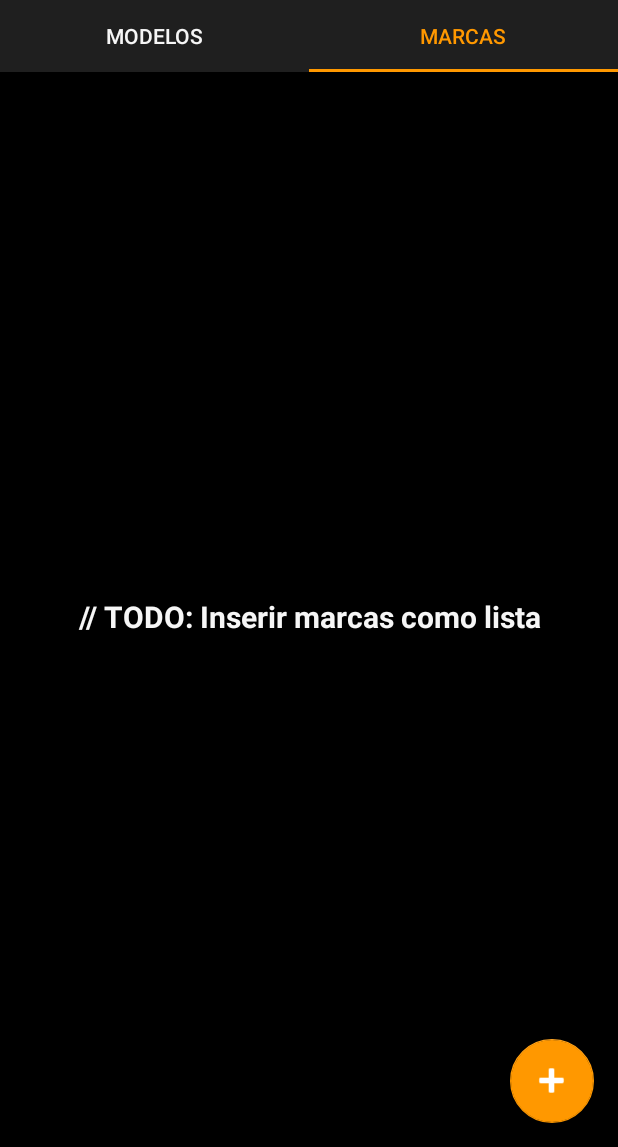
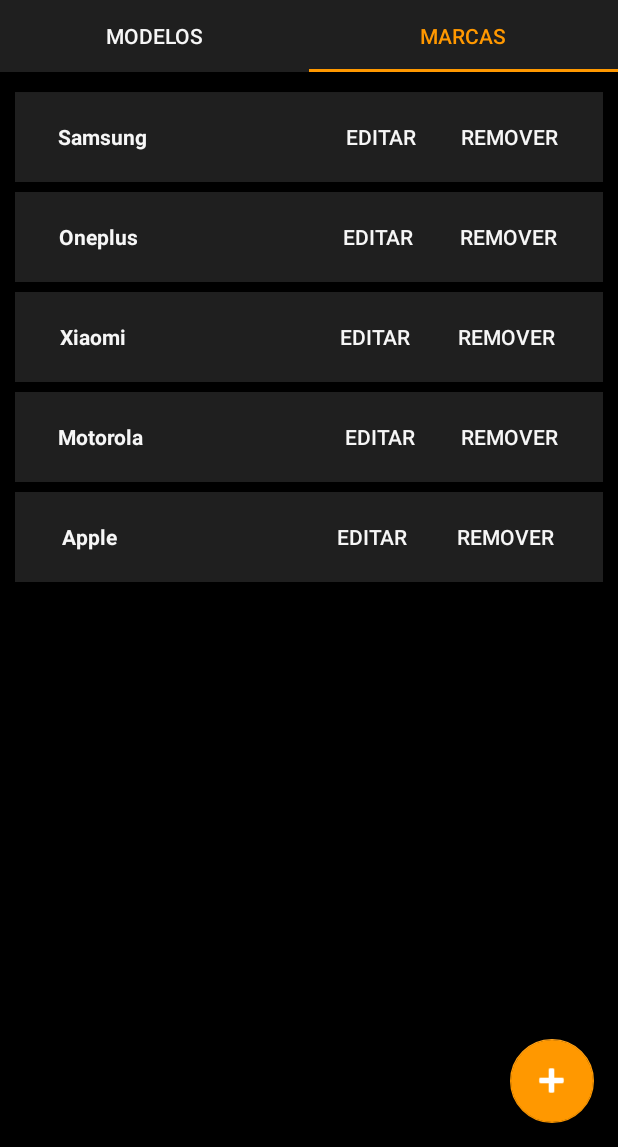
Before and after one commit to pedromihael/cellphonedatabase, an Android app: the screen it shows after launch (MainActivity), tab 2 chosen, on a phone screen of 412 x 824 dp, the part 89-1236 px from its top. Run offline under Robolectric (Android 15) with nearby library versions, the phone set to English and light mode, and no system bars.

Commit message:
update adapter to render brands card list

```diff
--- a/app/src/main/java/com/pedromihael/cellphonedatabase/Brand.java
+++ /dev/null
@@ -1,21 +0,0 @@
-package com.pedromihael.cellphonedatabase;
-
-public class Brand {
-
-    private String name;
-
-    public Brand() { }
-
-    public Brand(String name) {
-        this.name = name;
-    }
-
-    public String getName() {
-        return name;
-    }
-
-    public void setName(String name) {
-        this.name = name;
-    }
-
-}
--- a/app/src/main/java/com/pedromihael/cellphonedatabase/BrandsFragment.java
+++ b/app/src/main/java/com/pedromihael/cellphonedatabase/BrandsFragment.java
@@ -2,22 +2,48 @@ package com.pedromihael.cellphonedatabase;
 
 import android.os.Bundle;
 
+import androidx.annotation.Nullable;
 import androidx.fragment.app.Fragment;
+import androidx.recyclerview.widget.LinearLayoutManager;
+import androidx.recyclerview.widget.RecyclerView;
 
 import android.view.LayoutInflater;
 import android.view.View;
 import android.view.ViewGroup;
 
+import java.util.ArrayList;
+import java.util.List;
+
 
 public class BrandsFragment extends Fragment {
 
     View mView;
+    private RecyclerView mRecyclerView;
+    private List<Cellphone> mBrandsList;
 
     public BrandsFragment() { }
 
     @Override
+    public void onCreate(@Nullable Bundle savedInstanceState) {
+        super.onCreate(savedInstanceState);
+
+        mBrandsList = new ArrayList<>();
+        mBrandsList.add(new Cellphone("Samsung"));
+        mBrandsList.add(new Cellphone("Oneplus"));
+        mBrandsList.add(new Cellphone("Xiaomi"));
+        mBrandsList.add(new Cellphone("Motorola"));
+        mBrandsList.add(new Cellphone("Apple"));
+    }
+
+    @Override
     public View onCreateView(LayoutInflater inflater, ViewGroup container, Bundle savedInstanceState) {
         mView = inflater.inflate(R.layout.fragment_brands, container, false);
+
+        mRecyclerView = mView.findViewById(R.id.brands_recyclerview);
+        RecyclerViewAdapter adapter = new RecyclerViewAdapter(getContext(), mBrandsList, "Marcas");
+        mRecyclerView.setLayoutManager(new LinearLayoutManager(getActivity()));
+        mRecyclerView.setAdapter(adapter);
+
         return mView;
     }
 }
--- a/app/src/main/java/com/pedromihael/cellphonedatabase/Model.java
+++ b/app/src/main/java/com/pedromihael/cellphonedatabase/Cellphone.java
@@ -1,15 +1,20 @@
 package com.pedromihael.cellphonedatabase;
 
-public class Model {
+public class Cellphone {
 
     private String name;
     private String brand;
 
-    public Model() { }
+    public Cellphone() { }
 
-    public Model(String name, String brand) {
+    public Cellphone(String name, String brand) {
         this.name = name;
         this.brand = brand;
+    }
+
+    public Cellphone(String name) {
+        this.name = name;
+        this.brand = name + "- It's a brand!";
     }
 
     public String getName() {
--- a/app/src/main/java/com/pedromihael/cellphonedatabase/ModelsFragment.java
+++ b/app/src/main/java/com/pedromihael/cellphonedatabase/ModelsFragment.java
@@ -18,42 +18,26 @@ public class ModelsFragment extends Fragment {
 
     View mView;
     private RecyclerView mRecyclerView;
-    private List<Model> mModelsList;
+    private List<Cellphone> mModelsList;
 
-    public ModelsFragment() {
-        // Required empty public constructor
-    }
+    public ModelsFragment() { }
 
     @Override
     public void onCreate(@Nullable Bundle savedInstanceState) {
         super.onCreate(savedInstanceState);
 
         mModelsList = new ArrayList<>();
-        mModelsList.add(new Model("Galaxy S10", "Samsung"));
-        mModelsList.add(new Model("7T", "Oneplus"));
-        mModelsList.add(new Model("Mi 9", "Xiaomi"));
-        mModelsList.add(new Model("Z3", "Motorola"));
-        mModelsList.add(new Model("iPhone Xr", "Apple"));
-        mModelsList.add(new Model("Galaxy S10", "Samsung"));
-        mModelsList.add(new Model("7T", "Oneplus"));
-        mModelsList.add(new Model("Mi 9", "Xiaomi"));
-        mModelsList.add(new Model("Z3", "Motorola"));
-        mModelsList.add(new Model("iPhone Xr", "Apple"));
-        mModelsList.add(new Model("Galaxy S10", "Samsung"));
-        mModelsList.add(new Model("7T", "Oneplus"));
-        mModelsList.add(new Model("Mi 9", "Xiaomi"));
-        mModelsList.add(new Model("Z3", "Motorola"));
-        mModelsList.add(new Model("iPhone Xr", "Apple"));
-        mModelsList.add(new Model("Galaxy S10", "Samsung"));
-        mModelsList.add(new Model("7T", "Oneplus"));
-        mModelsList.add(new Model("Mi 9", "Xiaomi"));
-        mModelsList.add(new Model("Z3", "Motorola"));
-        mModelsList.add(new Model("iPhone Xr", "Apple"));
-        mModelsList.add(new Model("Galaxy S10", "Samsung"));
-        mModelsList.add(new Model("7T", "Oneplus"));
-        mModelsList.add(new Model("Mi 9", "Xiaomi"));
-        mModelsList.add(new Model("Z3", "Motorola"));
-        mModelsList.add(new Model("iPhone Xr", "Apple"));
+        mModelsList.add(new Cellphone("Galaxy S10", "Samsung"));
+        mModelsList.add(new Cellphone("7T", "Oneplus"));
+        mModelsList.add(new Cellphone("Mi 9", "Xiaomi"));
+        mModelsList.add(new Cellphone("Z3", "Motorola"));
+        mModelsList.add(new Cellphone("iPhone Xr", "Apple"));
+        mModelsList.add(new Cellphone("Galaxy S10", "Samsung"));
+        mModelsList.add(new Cellphone("7T", "Oneplus"));
+        mModelsList.add(new Cellphone("Mi 9", "Xiaomi"));
+        mModelsList.add(new Cellphone("Z3", "Motorola"));
+        mModelsList.add(new Cellphone("iPhone Xr", "Apple"));
+        mModelsList.add(new Cellphone("Galaxy S10", "Samsung"));
 
     }
 
@@ -62,7 +46,7 @@ public class ModelsFragment extends Fragment {
         mView = inflater.inflate(R.layout.fragment_models, container, false);
 
         mRecyclerView = mView.findViewById(R.id.models_recyclerview);
-        RecyclerViewAdapter adapter = new RecyclerViewAdapter(getContext(), mModelsList);
+        RecyclerViewAdapter adapter = new RecyclerViewAdapter(getContext(), mModelsList, "Modelos");
         mRecyclerView.setLayoutManager(new LinearLayoutManager(getActivity()));
         mRecyclerView.setAdapter(adapter);
 
--- a/app/src/main/java/com/pedromihael/cellphonedatabase/RecyclerViewAdapter.java
+++ b/app/src/main/java/com/pedromihael/cellphonedatabase/RecyclerViewAdapter.java
@@ -14,11 +14,19 @@ import java.util.List;
 public class RecyclerViewAdapter extends RecyclerView.Adapter<RecyclerViewAdapter.ViewHolder> {
 
     Context mContext;
-    List<Model> mModelList;
+    List<Cellphone> mModelsList;
+    List<Cellphone> mBrandsList;
+    String mFragmentTitle;
 
-    public RecyclerViewAdapter(Context mContext, List<Model> mModelList) {
+    public RecyclerViewAdapter(Context mContext, List<Cellphone> mData, String mFragmentTitle) {
+        this.mFragmentTitle = mFragmentTitle;
         this.mContext = mContext;
-        this.mModelList = mModelList;
+
+        if (mFragmentTitle.equals("Modelos")) {
+            this.mModelsList = mData;
+        } else {
+            this.mBrandsList = mData;
+        }
     }
 
     @NonNull
@@ -26,7 +34,13 @@ public class RecyclerViewAdapter extends RecyclerView.Adapter<RecyclerViewAdapte
     public ViewHolder onCreateViewHolder(@NonNull ViewGroup parent, int viewType) {
 
         View view;
-        view = LayoutInflater.from(mContext).inflate(R.layout.card_item_model, parent, false);
+
+        if(mFragmentTitle.equals("Modelos")) {
+            view = LayoutInflater.from(mContext).inflate(R.layout.card_item_model, parent, false);
+        } else {
+            view = LayoutInflater.from(mContext).inflate(R.layout.card_item_brand, parent, false);
+        }
+
         ViewHolder viewHolder = new ViewHolder(view);
 
         return viewHolder;
@@ -36,14 +50,22 @@ public class RecyclerViewAdapter extends RecyclerView.Adapter<RecyclerViewAdapte
     @Override
     public void onBindViewHolder(@NonNull ViewHolder holder, int position) {
 
-        holder.tv_model.setText(mModelList.get(position).getName());
-        holder.tv_brand.setText("/ " + mModelList.get(position).getBrand());
+       if (mFragmentTitle.equals("Modelos")) {
+           holder.tv_model.setText(mModelsList.get(position).getName());
+           holder.tv_brand.setText("/ " + mModelsList.get(position).getBrand());
+       } else {
+           holder.tv_brand.setText(mBrandsList.get(position).getName());
+       }
 
     }
 
     @Override
     public int getItemCount() {
-        return mModelList.size();
+        if (mFragmentTitle.equals("Modelos")) {
+            return mModelsList.size();
+        } else {
+            return mBrandsList.size();
+        }
     }
 
     public class ViewHolder extends  RecyclerView.ViewHolder {
@@ -54,8 +76,12 @@ public class RecyclerViewAdapter extends RecyclerView.Adapter<RecyclerViewAdapte
         public ViewHolder(@NonNull View itemView) {
             super(itemView);
 
-            tv_brand = itemView.findViewById(R.id.card_text_brand);
-            tv_model = itemView.findViewById(R.id.card_text_model);
+            if (mFragmentTitle.equals("Modelos")) {
+                tv_brand = itemView.findViewById(R.id.card_text_brand);
+                tv_model = itemView.findViewById(R.id.card_text_model);
+            } else {
+                tv_brand = itemView.findViewById(R.id.brand_card_text_brand);
+            }
 
         }
     }
--- a/app/src/main/res/layout/card_item_brand.xml
+++ b/app/src/main/res/layout/card_item_brand.xml
@@ -16,7 +16,7 @@
         android:paddingLeft="10dp">
 
         <TextView
-            android:id="@+id/card_text_model"
+            android:id="@+id/brand_card_text_brand"
             android:layout_width="wrap_content"
             android:layout_height="wrap_content"
             android:layout_weight="1"
--- a/app/src/main/res/layout/fragment_brands.xml
+++ b/app/src/main/res/layout/fragment_brands.xml
@@ -1,19 +1,13 @@
 <?xml version="1.0" encoding="utf-8"?>
-<FrameLayout xmlns:android="http://schemas.android.com/apk/res/android"
+<LinearLayout xmlns:android="http://schemas.android.com/apk/res/android"
     xmlns:tools="http://schemas.android.com/tools"
     android:layout_width="match_parent"
     android:layout_height="match_parent"
     tools:context=".BrandsFragment">
 
-    <TextView
+    <androidx.recyclerview.widget.RecyclerView
         android:layout_width="match_parent"
         android:layout_height="match_parent"
-        android:textSize="20sp"
-        android:gravity="center"
-        android:textStyle="bold"
-        android:textColor="@color/textWhite"
-        android:background="@color/black"
-        android:text="// TODO: Inserir marcas como lista" />
+        android:id="@+id/brands_recyclerview" />
 
-
-</FrameLayout>
+</LinearLayout>
```
